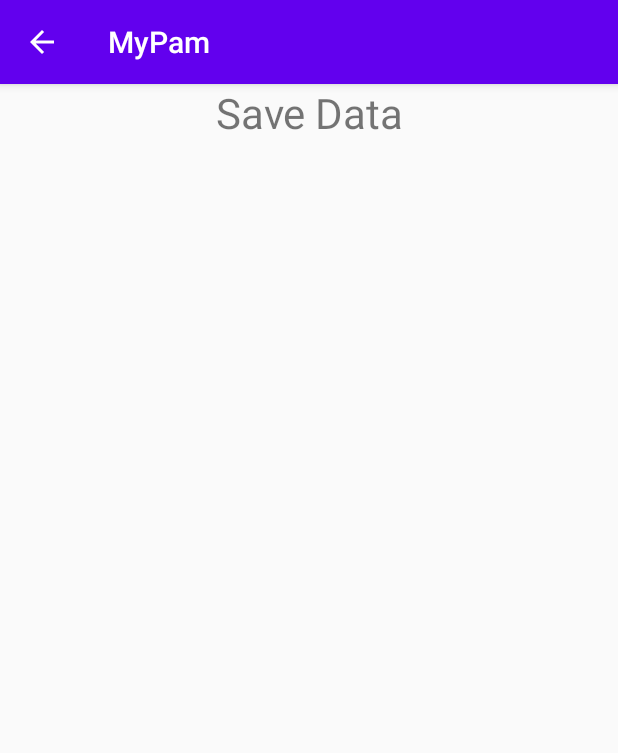
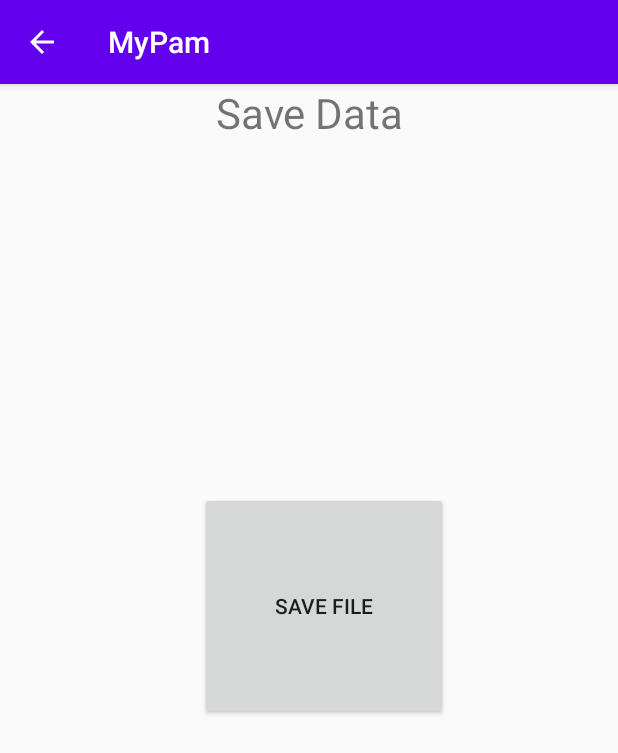
Before and after one commit to MyPAM/MyPAM, an Android app: the SaveActivity screen opened directly, with no data from a screen before it, on a phone screen of 412 x 824 dp. Shown: the top 753 px of the screen. Run offline under Robolectric (Android 15) with nearby library versions, the phone set to English and light mode, and no system bars.

Commit message:
Added Save file button

```diff
--- a/app/build.gradle
+++ b/app/build.gradle
@@ -24,8 +24,7 @@ android {
 }
 
 dependencies {
-    implementation fileTree(dir: 'libs', include: ['*.jar'])
-
+    implementation fileTree(include: ['*.jar'], dir: 'libs')
     implementation 'androidx.appcompat:appcompat:1.1.0'
     implementation 'androidx.constraintlayout:constraintlayout:1.1.3'
     implementation 'com.google.android.material:material:1.1.0'
@@ -38,4 +37,6 @@ dependencies {
     androidTestImplementation 'androidx.test.espresso:espresso-core:3.2.0'
     implementation 'androidx.recyclerview:recyclerview:1.1.0'
     implementation 'com.github.lecho:hellocharts-library:1.5.8@aar'
+    implementation files('libs/opencsv-4.6.jar')
+    implementation 'gun0912.ted:tedpermission:1.0.3'
 }
--- a/app/src/main/AndroidManifest.xml
+++ b/app/src/main/AndroidManifest.xml
@@ -1,6 +1,8 @@
 <?xml version="1.0" encoding="utf-8"?>
 <manifest xmlns:android="http://schemas.android.com/apk/res/android"
     package="com.comp231.mypam">
+
+    <uses-permission android:name="android.permission.WRITE_EXTERNAL_STORAGE" />
 
     <application
         android:allowBackup="true"
@@ -19,7 +21,8 @@
             android:parentActivityName=".HomeActivity"></activity>
         <activity
             android:name=".SaveActivity"
-            android:parentActivityName=".HomeActivity" />
+            android:parentActivityName=".HomeActivity"/>
+
         <activity
             android:name=".EntryActivity"
             android:parentActivityName=".MainActivity" />
--- a/app/src/main/java/com/comp231/mypam/SaveActivity.java
+++ b/app/src/main/java/com/comp231/mypam/SaveActivity.java
@@ -1,14 +1,67 @@
 package com.comp231.mypam;
 
+import android.content.Context;
+import android.content.Intent;
+import android.net.Uri;
+import android.os.Bundle;
+import android.os.Environment;
+import android.view.View;
+import android.widget.Button;
+import android.widget.TextView;
+
 import androidx.appcompat.app.AppCompatActivity;
+import androidx.core.content.FileProvider;
 
-import android.os.Bundle;
+import com.opencsv.CSVWriter;
+
+import java.io.File;
+import java.io.FileWriter;
+import java.lang.Object;
+import java.io.FileOutputStream;
+import java.text.SimpleDateFormat;
+import java.util.ArrayList;
+import java.util.List;
 
 public class SaveActivity extends AppCompatActivity {
+
+    Button saveButton;
+    TextView textview2;
 
     @Override
     protected void onCreate(Bundle savedInstanceState) {
         super.onCreate(savedInstanceState);
         setContentView(R.layout.activity_save);
+        saveButton = findViewById(R.id.saveButton);
+        textview2 = findViewById(R.id.textView2);
+        saveButton.setOnClickListener(new View.OnClickListener() {
+
+            public void onClick(View v) {
+
+                if (Environment.getExternalStorageState().equals(Environment.MEDIA_MOUNTED)) {
+                    try {
+                        File f = new File(Environment.getExternalStorageDirectory(), "External.csv");
+                        String filePath = Environment.getExternalStorageDirectory().toString();
+                        CSVWriter writer;
+                        textview2.setText("Saved successfully");
+                        // File exist
+                        if (f.exists() && !f.isDirectory()) {
+                            FileWriter mFileWriter = new FileWriter(filePath, true);
+                            writer = new CSVWriter(mFileWriter);
+                        } else {
+                            writer = new CSVWriter(new FileWriter(filePath));
+                        }
+
+                        List<String[]> data = new ArrayList<String[]>();
+                        data.add(new String[]{"India", "New Delhi"});
+
+                        writer.writeAll(data);
+
+                        writer.close();
+                    } catch (Exception e) {
+
+                    }
+                }
+            }
+        });
     }
 }
--- a/app/src/main/res/layout/activity_save.xml
+++ b/app/src/main/res/layout/activity_save.xml
@@ -10,8 +10,43 @@
         android:id="@+id/textView3"
         android:layout_width="match_parent"
         android:layout_height="wrap_content"
+        android:gravity="center_horizontal"
         android:text="Save Data"
-        android:gravity="center_horizontal"
         android:textAlignment="center"
-        android:textSize="28sp"/>
+        android:textSize="28sp" />
+
+    <Button
+        android:id="@+id/saveButton"
+        android:layout_width="165dp"
+        android:layout_height="115dp"
+        android:layout_below="@+id/textView3"
+        android:layout_alignParentStart="true"
+        android:layout_alignParentLeft="true"
+        android:layout_alignParentEnd="true"
+        android:layout_alignParentRight="true"
+        android:layout_alignParentBottom="true"
+        android:layout_centerHorizontal="true"
+        android:layout_marginStart="133dp"
+        android:layout_marginLeft="133dp"
+        android:layout_marginTop="234dp"
+        android:layout_marginEnd="113dp"
+        android:layout_marginRight="113dp"
+        android:layout_marginBottom="344dp"
+        android:text="Save File"
+        tools:ignore="MissingConstraints"
+        tools:layout_editor_absoluteX="128dp"
+        tools:layout_editor_absoluteY="237dp" />
+
+    <TextView
+        android:id="@+id/textView2"
+        android:layout_width="wrap_content"
+        android:layout_height="wrap_content"
+        android:layout_alignParentStart="true"
+        android:layout_alignParentLeft="true"
+        android:layout_alignParentBottom="true"
+        android:layout_centerHorizontal="true"
+        android:layout_marginStart="158dp"
+        android:layout_marginLeft="158dp"
+        android:layout_marginBottom="244dp" />
+
 </RelativeLayout>
```
Also changed, not shown: app/libs/opencsv-4.6.jar (added).
